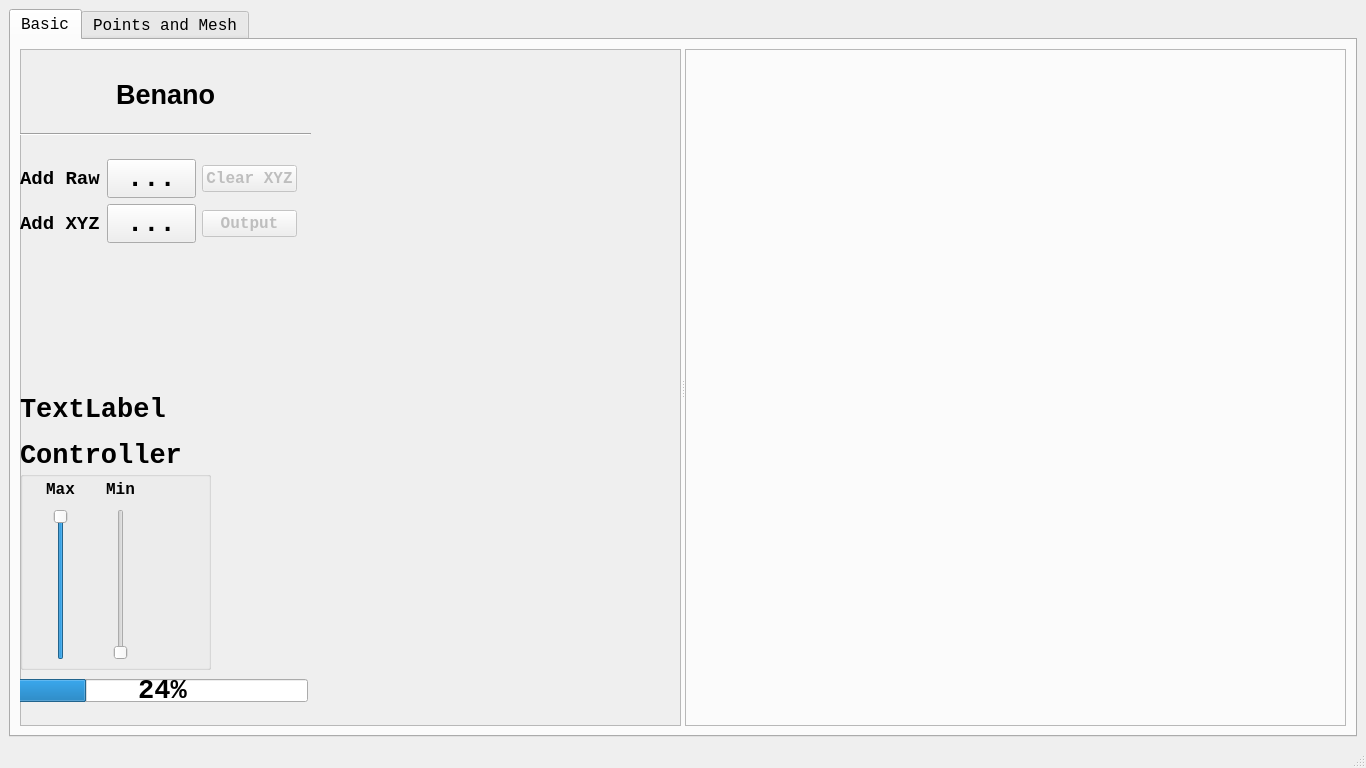
Above: ThreeD_viewer.ui from nakawang/3D_VIEWER before the change. Below: the same form after it.
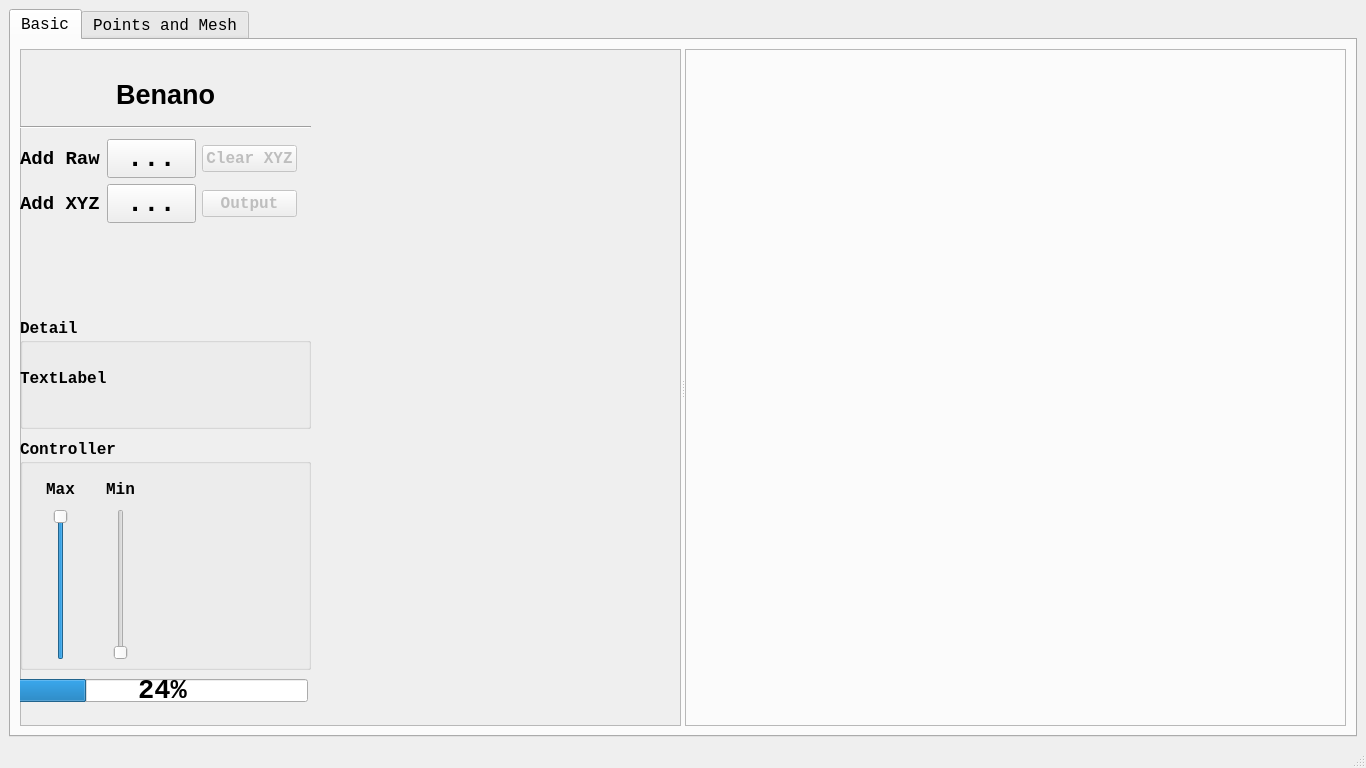
That is the form after the change.

The edit to the form file:
```diff
--- a/ThreeD_viewer.ui
+++ b/ThreeD_viewer.ui
@@ -66,44 +66,27 @@
             <property name="geometry">
              <rect>
               <x>0</x>
-              <y>110</y>
+              <y>90</y>
               <width>291</width>
-              <height>211</height>
+              <height>181</height>
              </rect>
             </property>
             <layout class="QGridLayout" name="gridLayout_2">
-             <item row="2" column="0">
-              <spacer name="verticalSpacer">
-               <property name="orientation">
-                <enum>Qt::Vertical</enum>
+             <item row="1" column="2">
+              <widget class="QPushButton" name="pushButton2">
+               <property name="enabled">
+                <bool>false</bool>
                </property>
-               <property name="sizeHint" stdset="0">
-                <size>
-                 <width>20</width>
-                 <height>40</height>
-                </size>
-               </property>
-              </spacer>
-             </item>
-             <item row="1" column="1">
-              <widget class="QToolButton" name="toolButton2">
-               <property name="text">
-                <string>...</string>
-               </property>
-              </widget>
-             </item>
-             <item row="1" column="0">
-              <widget class="QLabel" name="label_3">
                <property name="font">
                 <font>
                  <family>Courier New</family>
-                 <pointsize>14</pointsize>
+                 <pointsize>12</pointsize>
                  <weight>75</weight>
                  <bold>true</bold>
                 </font>
                </property>
                <property name="text">
-                <string>Add XYZ</string>
+                <string>Output</string>
                </property>
               </widget>
              </item>
@@ -132,23 +115,8 @@
                </property>
               </widget>
              </item>
-             <item row="0" column="0">
-              <widget class="QLabel" name="label">
-               <property name="font">
-                <font>
-                 <family>Courier New</family>
-                 <pointsize>14</pointsize>
-                 <weight>75</weight>
-                 <bold>true</bold>
-                </font>
-               </property>
-               <property name="text">
-                <string>Add Raw</string>
-               </property>
-              </widget>
-             </item>
-             <item row="1" column="2">
-              <widget class="QPushButton" name="pushButton2">
+             <item row="0" column="2">
+              <widget class="QPushButton" name="BtnClear">
                <property name="enabled">
                 <bool>false</bool>
                </property>
@@ -161,7 +129,7 @@
                 </font>
                </property>
                <property name="text">
-                <string>Output</string>
+                <string>Clear XYZ</string>
                </property>
               </widget>
              </item>
@@ -178,46 +146,58 @@
                </property>
               </spacer>
              </item>
-             <item row="0" column="2">
-              <widget class="QPushButton" name="BtnClear">
-               <property name="enabled">
-                <bool>false</bool>
+             <item row="0" column="0">
+              <widget class="QLabel" name="label">
+               <property name="font">
+                <font>
+                 <family>Courier New</family>
+                 <pointsize>14</pointsize>
+                 <weight>75</weight>
+                 <bold>true</bold>
+                </font>
                </property>
+               <property name="text">
+                <string>Add Raw</string>
+               </property>
+              </widget>
+             </item>
+             <item row="1" column="1">
+              <widget class="QToolButton" name="toolButton2">
+               <property name="text">
+                <string>...</string>
+               </property>
+              </widget>
+             </item>
+             <item row="1" column="0">
+              <widget class="QLabel" name="label_3">
                <property name="font">
                 <font>
                  <family>Courier New</family>
-                 <pointsize>12</pointsize>
+                 <pointsize>14</pointsize>
                  <weight>75</weight>
                  <bold>true</bold>
                 </font>
                </property>
                <property name="text">
-                <string>Clear XYZ</string>
+                <string>Add XYZ</string>
                </property>
               </widget>
              </item>
+             <item row="2" column="0">
+              <spacer name="verticalSpacer_3">
+               <property name="orientation">
+                <enum>Qt::Vertical</enum>
+               </property>
+               <property name="sizeHint" stdset="0">
+                <size>
+                 <width>20</width>
+                 <height>40</height>
+                </size>
+               </property>
+              </spacer>
+             </item>
             </layout>
            </widget>
-           <widget class="QLabel" name="label_2">
-            <property name="geometry">
-             <rect>
-              <x>0</x>
-              <y>330</y>
-              <width>291</width>
-              <height>61</height>
-             </rect>
-            </property>
-            <property name="styleSheet">
-             <string notr="true">@
-QTextEdit {
-border: 1px solid black;
-}
-@</string>
-            </property>
-            <property name="text">
-             <string>TextLabel</string>
-            </property>
-           </widget>
            <widget class="QLabel" name="label_6">
             <property name="geometry">
              <rect>
@@ -249,7 +229,7 @@
               <x>0</x>
               <y>70</y>
               <width>291</width>
-              <height>31</height>
+              <height>16</height>
              </rect>
             </property>
             <property name="orientation">
@@ -261,10 +241,17 @@
              <rect>
               <x>0</x>
               <y>390</y>
-              <width>191</width>
+              <width>291</width>
               <height>231</height>
              </rect>
             </property>
+            <property name="font">
+             <font>
+              <pointsize>12</pointsize>
+              <weight>75</weight>
+              <bold>true</bold>
+             </font>
+            </property>
             <property name="title">
              <string>Controller</string>
             </property>
@@ -369,6 +356,59 @@
              <number>24</number>
             </property>
            </widget>
+           <widget class="QWidget" name="verticalLayoutWidget">
+            <property name="geometry">
+             <rect>
+              <x>0</x>
+              <y>269</y>
+              <width>291</width>
+              <height>111</height>
+             </rect>
+            </property>
+            <layout class="QVBoxLayout" name="verticalLayout_3">
+             <item>
+              <widget class="QGroupBox" name="groupBox_2">
+               <property name="font">
+                <font>
+                 <pointsize>12</pointsize>
+                </font>
+               </property>
+               <property name="title">
+                <string>Detail</string>
+               </property>
+               <widget class="QLabel" name="label_2">
+                <property name="geometry">
+                 <rect>
+                  <x>0</x>
+                  <y>20</y>
+                  <width>289</width>
+                  <height>81</height>
+                 </rect>
+                </property>
+                <property name="sizePolicy">
+                 <sizepolicy hsizetype="Preferred" vsizetype="Maximum">
+                  <horstretch>0</horstretch>
+                  <verstretch>0</verstretch>
+                 </sizepolicy>
+                </property>
+                <property name="styleSheet">
+                 <string notr="true">@
+QTextEdit {
+border: 1px solid black;
+}
+@</string>
+                </property>
+                <property name="text">
+                 <string>TextLabel</string>
+                </property>
+                <property name="margin">
+                 <number>1</number>
+                </property>
+               </widget>
+              </widget>
+             </item>
+            </layout>
+           </widget>
           </widget>
           <widget class="QFrame" name="vtk_panel">
            <property name="frameShape">
```
